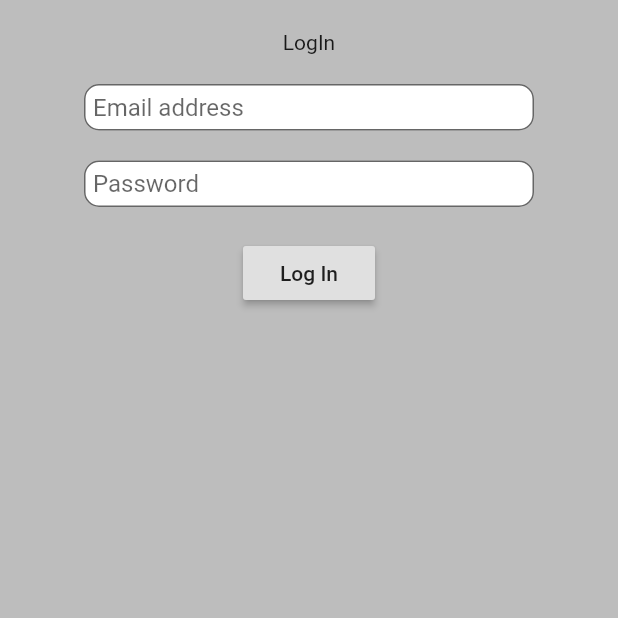
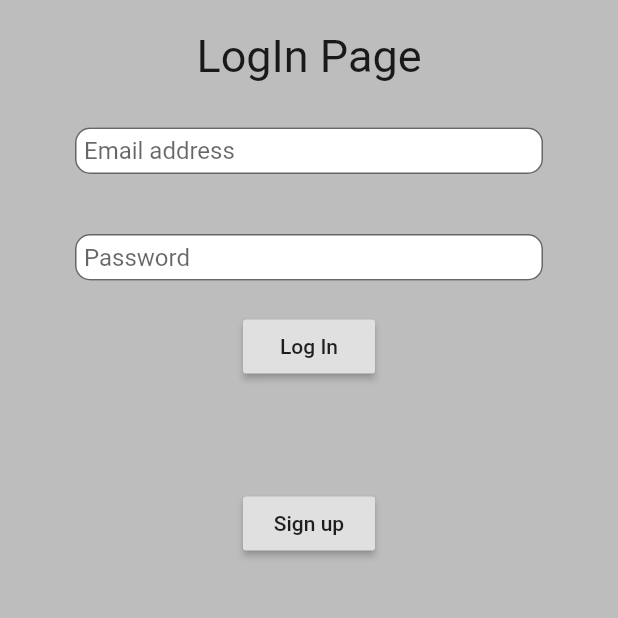
Before and after one commit to rendzso/uniMiskolc_DataShare, a Flutter app: the screen it shows after launch, on a phone screen of 412 x 824 dp, the part 549-1167 px from its top. Run offline on Flutter 3.47's test engine with Material 2 defaults, Android fonts, the phone set to English and light mode, and no system bars; our stand-ins replace bloc, dartz, data_connection_checker, equatable, firebase_auth, flutter_bloc and 2 more; accounts and stored records are empty.

Commit message:
sign up working, and some small changes

```diff
--- a/lib/core/errors/exceptions.dart
+++ b/lib/core/errors/exceptions.dart
@@ -1,3 +1,4 @@
 class LoginException implements Exception{}
 class InternetException implements Exception{}
 class LogoutException implements Exception{}
+class SignUpException implements Exception{}
--- a/lib/core/injector/injector.dart
+++ b/lib/core/injector/injector.dart
@@ -13,6 +13,7 @@ import 'package:uni_miskolc_datashare/features/session_handler/domain/repositori
 import 'package:uni_miskolc_datashare/features/session_handler/domain/usecases/check_if_logged_in.dart';
 import 'package:uni_miskolc_datashare/features/session_handler/domain/usecases/login.dart';
 import 'package:uni_miskolc_datashare/features/session_handler/domain/usecases/logout.dart';
+import 'package:uni_miskolc_datashare/features/session_handler/domain/usecases/signup.dart';
 import 'package:uni_miskolc_datashare/features/session_handler/presentation/bloc/session_handler_bloc.dart';
 
 final injector = GetIt.instance;
@@ -45,6 +46,7 @@ void registerSessionHandler() {
       loginUseCase: injector(),
       logoutUseCase: injector(),
       checkIfLoggedInUseCase: injector(),
+      signUpUseCase: injector(),
     ),
   );
 
@@ -52,6 +54,7 @@ void registerSessionHandler() {
   injector.registerLazySingleton(() => LogoutUseCase(repository: injector()));
   injector.registerLazySingleton(
       () => CheckIfLoggedInUseCase(repository: injector()));
+  injector.registerLazySingleton(() => SignUpUseCase(repository: injector()));
   injector.registerLazySingleton<SessionHandlerRepository>(
     () => SessionHandlerRepositoryImplementation(
       networkInfo: injector(),
--- /dev/null
+++ b/lib/core/widgets/custom_input_field.dart
@@ -0,0 +1,34 @@
+import 'package:flutter/material.dart';
+
+class CustomInputField extends StatefulWidget {
+  String textHint;
+  bool isPassword;
+  TextEditingController myController;
+  CustomInputField({this.textHint, this.myController, this.isPassword});
+
+  @override
+  _CustomInputFieldState createState() => _CustomInputFieldState();
+}
+
+class _CustomInputFieldState extends State<CustomInputField> {
+  @override
+  Widget build(BuildContext context) {
+    return Padding(
+      padding: const EdgeInsets.symmetric(vertical: 20, horizontal: 50),
+      child: TextFormField(
+        obscureText: widget.isPassword,
+        controller: widget.myController,
+        decoration: new InputDecoration(
+          hintText: widget.textHint,
+          isDense: true,
+          contentPadding: EdgeInsets.all(6),
+          filled: true,
+          fillColor: Colors.white,
+          border: new OutlineInputBorder(
+            borderRadius: new BorderRadius.circular(10.0),
+          ),
+        ),
+      ),
+    );
+  }
+}
--- a/lib/features/app.dart
+++ b/lib/features/app.dart
@@ -4,6 +4,7 @@ import 'package:uni_miskolc_datashare/core/injector/injector.dart';
 import 'package:uni_miskolc_datashare/features/session_handler/presentation/pages/login_form.dart';
 
 import 'session_handler/presentation/bloc/session_handler_bloc.dart';
+import 'session_handler/presentation/pages/signup_form.dart';
 
 class App extends StatelessWidget {
   @override
@@ -57,6 +58,8 @@ class _MyHomePageState extends State<MyHomePage> {
                   });
             } else if (state is Error) {
               return Text(state.message);
+            } else if (state is SignUpPage) {
+              return SignUpForm();
             }
           }),
         ));
--- a/lib/features/session_handler/domain/repositories/session_handler_repository.dart
+++ b/lib/features/session_handler/domain/repositories/session_handler_repository.dart
@@ -6,4 +6,6 @@ abstract class SessionHandlerRepository {
   Future<Either<Exception, FirebaseUser>> login({@required String email,@required String password});
   Future<Either<Exception, bool>> logout();
   Future<Either<Exception, FirebaseUser>> checkIfLoggedIn();
+  Future<Either<Exception, FirebaseUser>> signUp({@required String email,@required String password});
+
 }
--- /dev/null
+++ b/lib/features/session_handler/domain/usecases/signup.dart
@@ -0,0 +1,14 @@
+import 'package:dartz/dartz.dart';
+import 'package:firebase_auth/firebase_auth.dart';
+import 'package:flutter/foundation.dart';
+import 'package:uni_miskolc_datashare/features/session_handler/domain/repositories/session_handler_repository.dart';
+
+class SignUpUseCase{
+  final SessionHandlerRepository repository;
+
+  SignUpUseCase({@required this.repository});
+
+  Future<Either<Exception, FirebaseUser>> call({@required String email, @required String password}) async {
+    return await repository.signUp(email: email, password: password);
+  }
+}
--- a/lib/features/session_handler/presentation/bloc/session_handler_bloc.dart
+++ b/lib/features/session_handler/presentation/bloc/session_handler_bloc.dart
@@ -7,6 +7,7 @@ import 'package:flutter/foundation.dart';
 import 'package:uni_miskolc_datashare/features/session_handler/domain/usecases/check_if_logged_in.dart';
 import 'package:uni_miskolc_datashare/features/session_handler/domain/usecases/login.dart';
 import 'package:uni_miskolc_datashare/features/session_handler/domain/usecases/logout.dart';
+import 'package:uni_miskolc_datashare/features/session_handler/domain/usecases/signup.dart';
 
 part 'session_handler_event.dart';
 part 'session_handler_state.dart';
@@ -16,11 +17,15 @@ class SessionHandlerBloc
   final LoginUseCase loginUseCase;
   final LogoutUseCase logoutUseCase;
   final CheckIfLoggedInUseCase checkIfLoggedInUseCase;
+  final SignUpUseCase signUpUseCase;
 
-  SessionHandlerBloc(
-      {@required this.loginUseCase,
-      @required this.logoutUseCase,
-      @required this.checkIfLoggedInUseCase});
+  SessionHandlerBloc({
+    @required this.loginUseCase,
+    @required this.logoutUseCase,
+    @required this.checkIfLoggedInUseCase,
+    @required this.signUpUseCase,
+  });
+
   @override
   SessionHandlerState get initialState => Empty();
 
@@ -46,6 +51,18 @@ class SessionHandlerBloc
       final loggedInOrEception = await checkIfLoggedInUseCase();
       yield loggedInOrEception.fold(
           (no) => LogInPage(), (user) => LoggedIn(user: user));
+    } else if (event is OpenSignUpPage) {
+      yield SignUpPage();
+    } else if (event is OpenLogInPage) {
+      yield LogInPage();
+    } else if (event is SignUp) {
+      yield Loading();
+      final signedUpOrException =
+          await signUpUseCase(email: event.email, password: event.password);
+      yield signedUpOrException.fold(
+        (error) => Error(message: 'Cant signUp'),
+        (newUser) => LoggedIn(user: newUser),
+      );
     }
   }
 }
--- a/lib/features/session_handler/presentation/bloc/session_handler_event.dart
+++ b/lib/features/session_handler/presentation/bloc/session_handler_event.dart
@@ -13,6 +13,15 @@ class LogIn extends SessionHandlerEvent {
   List<Object> get props => [email, password];
 }
 
+class SignUp extends SessionHandlerEvent {
+  final String email;
+  final String password;
+
+  SignUp({@required this.email, @required this.password});
+  @override
+  List<Object> get props => [email, password];
+}
+
 class LogOut extends SessionHandlerEvent {
   @override
   List<Object> get props => null;
@@ -21,3 +30,11 @@ class CheckIfLoggedIn extends SessionHandlerEvent {
   @override
   List<Object> get props => null;
 }
+class OpenSignUpPage extends SessionHandlerEvent {
+  @override
+  List<Object> get props => null;
+}
+class OpenLogInPage extends SessionHandlerEvent {
+  @override
+  List<Object> get props => null;
+}
--- a/lib/features/session_handler/presentation/bloc/session_handler_state.dart
+++ b/lib/features/session_handler/presentation/bloc/session_handler_state.dart
@@ -10,6 +10,10 @@ class Empty extends SessionHandlerState {
 }
 
 class LogInPage extends SessionHandlerState {
+  @override
+  List<Object> get props => [];
+}
+class SignUpPage extends SessionHandlerState {
   @override
   List<Object> get props => [];
 }
--- a/lib/features/session_handler/presentation/pages/login_form.dart
+++ b/lib/features/session_handler/presentation/pages/login_form.dart
@@ -1,5 +1,6 @@
 import 'package:flutter/material.dart';
 import 'package:flutter_bloc/flutter_bloc.dart';
+import 'package:uni_miskolc_datashare/core/widgets/custom_input_field.dart';
 import 'package:uni_miskolc_datashare/features/session_handler/presentation/bloc/session_handler_bloc.dart';
 
 class LoginForm extends StatefulWidget {
@@ -50,52 +51,24 @@ class _LoginFormState extends State<LoginForm> {
             child: Row(
               mainAxisAlignment: MainAxisAlignment.center,
               children: <Widget>[
-                Text('LogIn'),
+                Text(
+                  'LogIn Page',
+                  style: TextStyle(fontSize: 30.0),
+                ),
               ],
             ),
           ),
-          Padding(
-            padding: const EdgeInsets.all(10.0),
-            child: Container(
-              width: 300,
-              child: TextFormField(
-                controller: myEmailChangeController,
-                decoration: new InputDecoration(
-                  hintText: 'Email address',
-                  isDense: true,
-                  contentPadding: EdgeInsets.all(6),
-                  filled: true,
-                  fillColor: Colors.white,
-                  border: new OutlineInputBorder(
-                    borderRadius: new BorderRadius.circular(10.0),
+          CustomInputField(
+            textHint: 'Email address',
+            myController: myEmailChangeController,
+            isPassword: false,
           ),
+          CustomInputField(
+            textHint: 'Password',
+            myController: myPasswordChangeController,
+            isPassword: true,
           ),
-              ),
-            ),
-          ),
-          Padding(
-            padding: const EdgeInsets.all(10.0),
-            child: Container(
-              width: 300,
-              child: TextFormField(
-                controller: myPasswordChangeController,
-                obscureText: true,
-                decoration: new InputDecoration(
-                  hintText: 'Password',
-                  isDense: true,
-                  contentPadding: EdgeInsets.all(6),
-                  filled: true,
-                  fillColor: Colors.white,
-                  border: new OutlineInputBorder(
-                    borderRadius: new BorderRadius.circular(10.0),
-                  ),
-                ),
-              ),
-            ),
-          ),
-          Padding(
-            padding: const EdgeInsets.all(10.0),
-            child: RaisedButton(
+          RaisedButton(
               child: Text('Log In'),
               onPressed: () {
                 BlocProvider.of<SessionHandlerBloc>(context).add(LogIn(
@@ -103,7 +76,15 @@ class _LoginFormState extends State<LoginForm> {
                   password: 'testtest',
                 ));
               }),
-          )
+          Padding(
+            padding: const EdgeInsets.only(top: 70),
+            child: RaisedButton(
+                child: Text('Sign up'),
+                onPressed: () {
+                  BlocProvider.of<SessionHandlerBloc>(context)
+                      .add(OpenSignUpPage());
+                }),
+          ),
         ],
       ),
     );
```
Also changed, not shown: lib/features/session_handler/data/datasources/remote_datasource.dart (+12 -1 lines), lib/features/session_handler/data/datasources/remote_datasource_impl.dart (+16 -0 lines), lib/features/session_handler/data/repositories/session_handler_repostiory_impl.dart (+16 -0 lines), lib/features/session_handler/presentation/pages/signup_form.dart (added, +92 -0 lines). Lines whose indentation alone changed are shown as unchanged.
